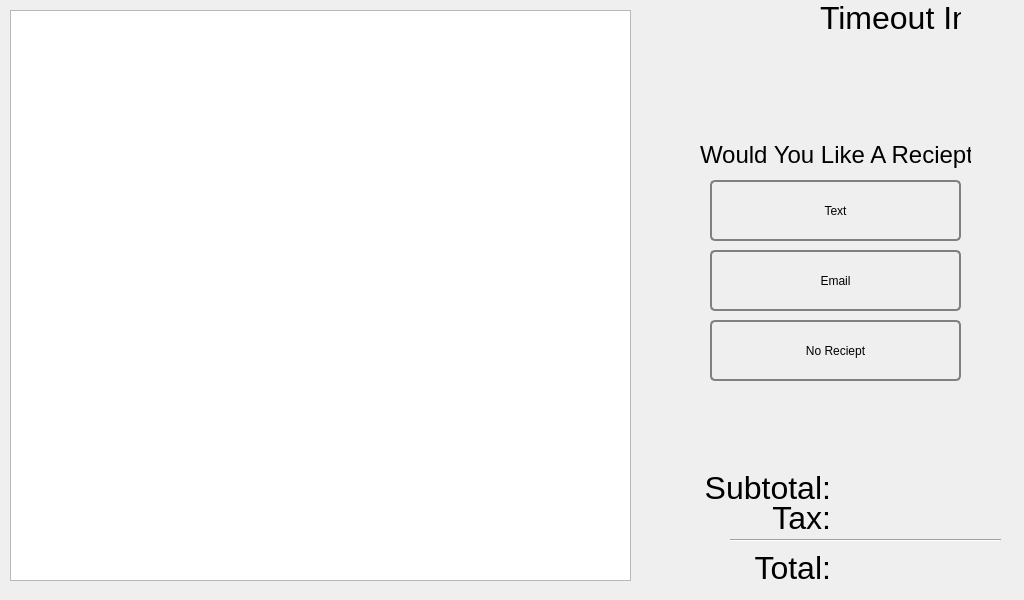
First picture: the form in ui/reciept_screen.ui, repository ComputerScienceHouse/bits-n-bytes-ui, before the edit.
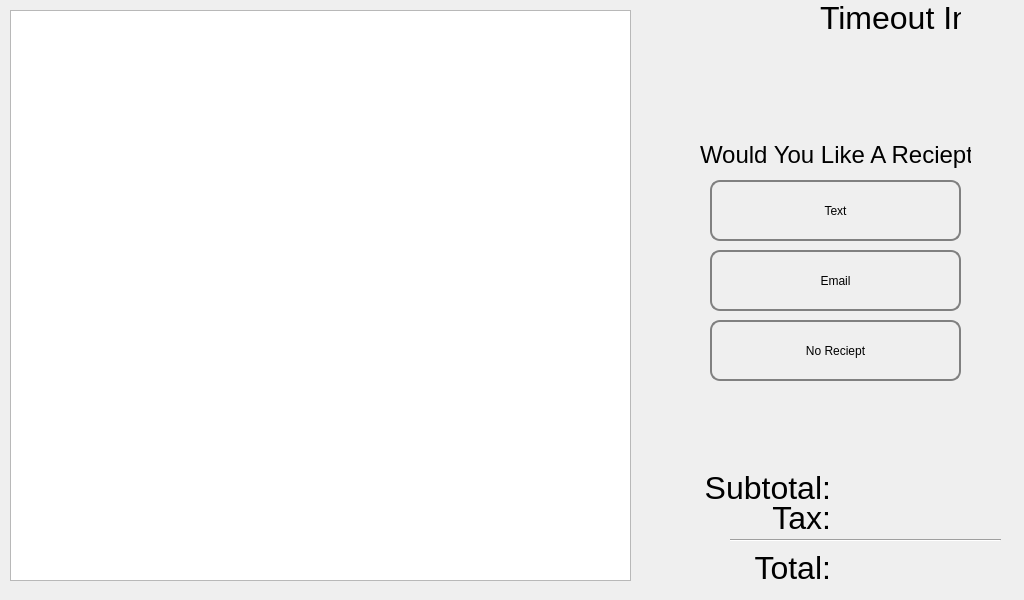
Second picture: the form after the edit.

Commit message: added things for button styling

Patch:
```diff
--- a/ui/reciept_screen.ui
+++ b/ui/reciept_screen.ui
@@ -21,7 +21,7 @@
      </rect>
     </property>
     <property name="styleSheet">
-     <string notr="true">QPushButton{border: 2px solid grey; border-radius: 5px; padding: 5px}
+     <string notr="true">QPushButton{border: 2px solid grey; border-radius: 10px; padding: 5px}
 </string>
     </property>
     <property name="text">
@@ -38,7 +38,7 @@
      </rect>
     </property>
     <property name="styleSheet">
-     <string notr="true">QPushButton{border: 2px solid grey; border-radius: 5px; padding: 5px}</string>
+     <string notr="true">QPushButton{border: 2px solid grey; border-radius: 10px; padding: 5px}</string>
     </property>
     <property name="text">
      <string>Email</string>
@@ -64,7 +64,7 @@
      </rect>
     </property>
     <property name="styleSheet">
-     <string notr="true">QPushButton{border: 2px solid grey; border-radius: 5px; padding: 5px}</string>
+     <string notr="true">QPushButton{border: 2px solid grey; border-radius: 10px; padding: 5px}</string>
     </property>
     <property name="text">
      <string>No Reciept</string>
```
Left out of the diff: 2 changed lines with no effect on the pictures. The commit also changes 4 other files.
